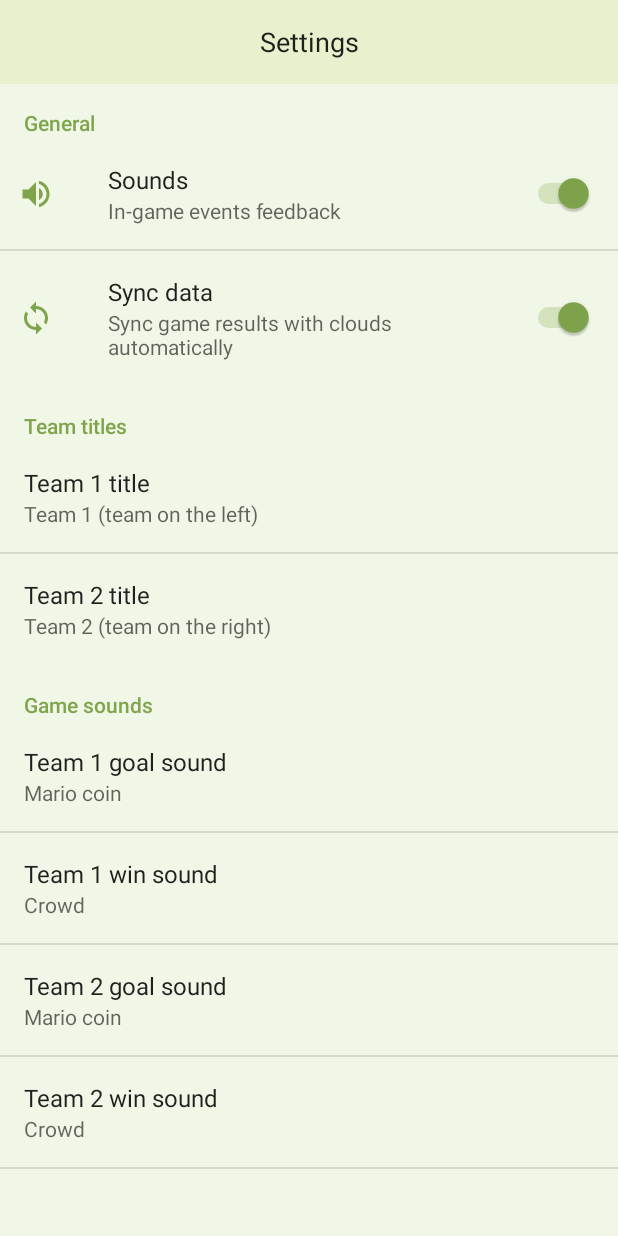
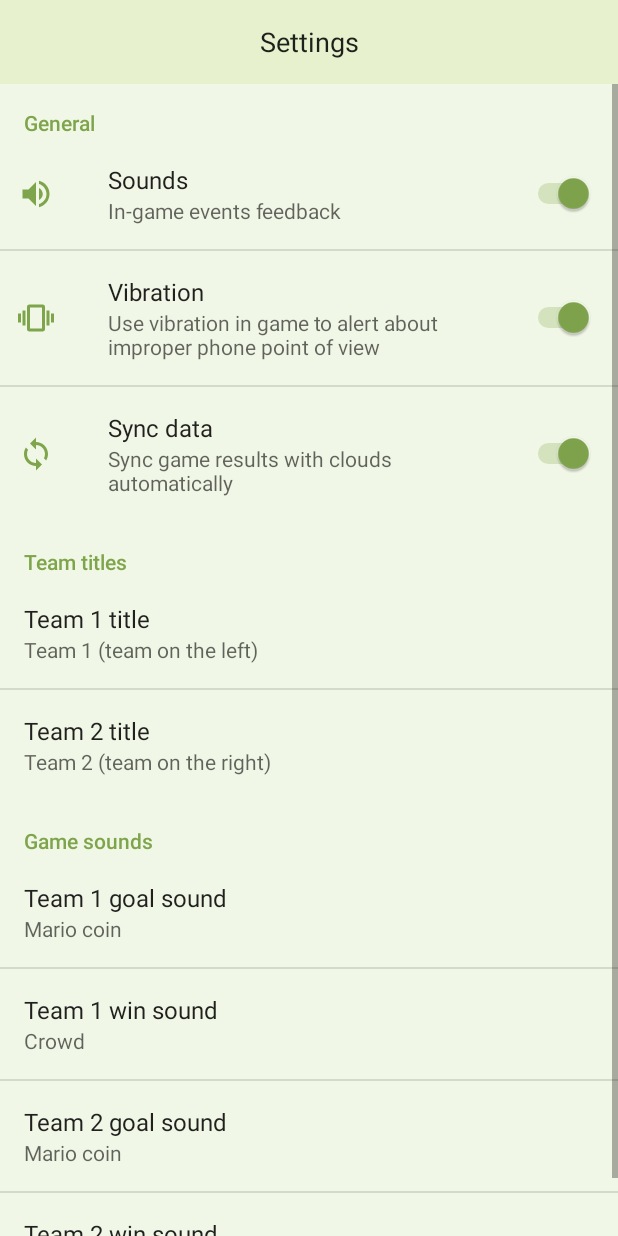
Before and after one commit to adomasa/Fooslive, an Android app: the fragment SettingsFragment placed in its activity, on a phone screen of 412 x 824 dp. Run offline under Robolectric (Android 15) with nearby library versions, the phone set to English and light mode, and no system bars; our stand-ins replace data binding.

Commit message:
Update code according to code review and other changes Update code to match AOSP code style Add vibration preference in settings Add icon for vibration preference Update config file Other minor changes
Signed-off-by: Adomas <31891228+ramumnesys@users.noreply.github.com>

```diff
--- a/app/src/main/AndroidManifest.xml
+++ b/app/src/main/AndroidManifest.xml
@@ -19,6 +19,9 @@
             android:label="@string/title_settings"
             android:launchMode="singleTop"/>
 
+        <activity android:name=".GameActivity"
+            android:launchMode="singleTop"/>
+
         <activity android:name=".SplashActivity">
             <intent-filter>
                 <action android:name="android.intent.action.MAIN" />
--- /dev/null
+++ b/app/src/main/res/drawable/ic_vibration_accent_24dp.xml
@@ -0,0 +1,5 @@
+<vector android:autoMirrored="true" android:height="24dp"
+    android:viewportHeight="24.0" android:viewportWidth="24.0"
+    android:width="24dp" xmlns:android="http://schemas.android.com/apk/res/android">
+    <path android:fillColor="@color/accent" android:pathData="M0,15h2L2,9L0,9v6zM3,17h2L5,7L3,7v10zM22,9v6h2L24,9h-2zM19,17h2L21,7h-2v10zM16.5,3h-9C6.67,3 6,3.67 6,4.5v15c0,0.83 0.67,1.5 1.5,1.5h9c0.83,0 1.5,-0.67 1.5,-1.5v-15c0,-0.83 -0.67,-1.5 -1.5,-1.5zM16,19L8,19L8,5h8v14z"/>
+</vector>
--- a/app/src/main/res/values/bools.xml
+++ b/app/src/main/res/values/bools.xml
@@ -2,5 +2,6 @@
 <resources>
     <bool name="pref_default_sync">true</bool>
     <bool name="pref_default_sounds">true</bool>
-    <bool name="pref_auto_login_default">true</bool>
+    <bool name="pref_default_auto_login">true</bool>
+    <bool name="pref_default_vibration">true</bool>
 </resources>
--- a/app/src/main/res/values/strings.xml
+++ b/app/src/main/res/values/strings.xml
@@ -78,6 +78,11 @@
     <string name="pref_key_sync" translatable="false">sync_enabled</string>
     <string name="pref_description_sync">Sync game results with clouds automatically</string>
 
+    <string name="pref_title_vibration">Vibration</string>
+    <string name="pref_key_vibration" translatable="false">vibration_enabled</string>
+    <string name="pref_description_vibration">Use vibration in game to alert about improper phone
+        point of view</string>
+
     <string name="pref_title_name_team1">Team 1 title</string>
     <string name="pref_key_name_team1" translatable="false">team1_name</string>
     <string name="pref_default_name_team1" translatable="false">@string/label_team1</string>
--- a/app/src/main/res/xml/preferences.xml
+++ b/app/src/main/res/xml/preferences.xml
@@ -13,9 +13,15 @@
             android:title="@string/pref_title_sounds" />
 
         <SwitchPreference
+            android:defaultValue="@bool/pref_default_vibration"
+            android:icon="@drawable/ic_vibration_accent_24dp"
+            android:key="@string/pref_key_vibration"
+            android:summary="@string/pref_description_vibration"
+            android:title="@string/pref_title_vibration" />
+        <SwitchPreference
             android:defaultValue="@bool/pref_default_sync"
             android:icon="@drawable/ic_sync_accent_24dp"
-            android:key="switch_preference_sync"
+            android:key="@string/pref_key_sync"
             android:summary="@string/pref_description_sync"
             android:title="@string/pref_title_sync" />
 
```
Also changed, not shown: app/src/main/java/com/unixonly/fooslive/GameActivity.java (+2 -49 lines), app/src/main/java/com/unixonly/fooslive/SplashActivity.java (+10 -1 lines), app/src/main/java/com/unixonly/fooslive/fragments/ModeMenuButtonsFragment.java (+3 -9 lines), app/src/main/java/com/unixonly/fooslive/utils/PropertiesManager.java (+13 -12 lines), app/src/main/res/raw/config.properties (+28 -34 lines).
